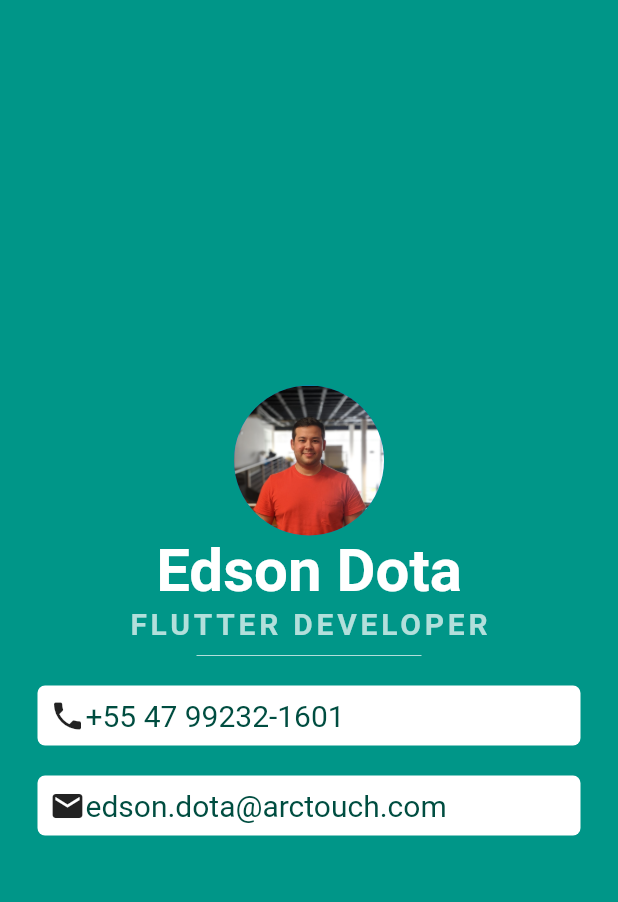
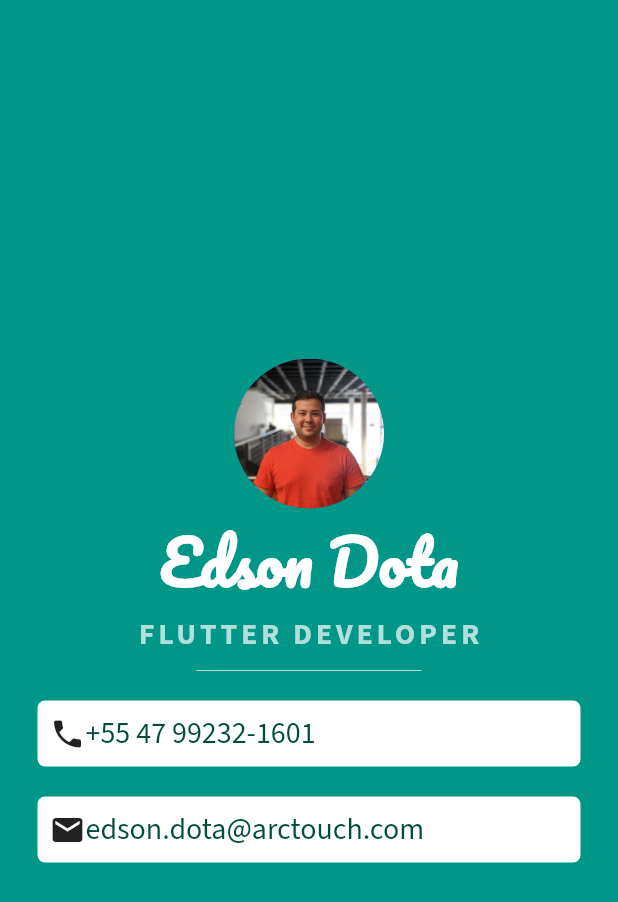
Before and after one commit to arctouch-edsondota/business_card, a Flutter app: the screen it shows after launch, on a phone screen of 412 x 824 dp. Shown: the top 902 px of the screen. Run offline on Flutter 3.47's test engine with Material 2 defaults, Android fonts, the phone set to English and light mode, and no system bars; our stand-ins replace google_fonts.

Commit message:
Add Google Fonts lib and on bc

```diff
--- a/lib/main.dart
+++ b/lib/main.dart
@@ -1,4 +1,5 @@
 import 'package:flutter/material.dart';
+import 'package:google_fonts/google_fonts.dart';
 
 void main() {
   runApp(MyApp());
@@ -26,7 +27,7 @@ class MyApp extends StatelessWidget {
             ),
             Text(
               'Edson Dota',
-              style: TextStyle(
+              style: GoogleFonts.pacifico(
                 fontSize: 40,
                 fontWeight: FontWeight.bold,
                 color: Colors.white,
@@ -34,7 +35,7 @@ class MyApp extends StatelessWidget {
             ),
             Text(
               'Flutter Developer'.toUpperCase(),
-              style: TextStyle(
+              style: GoogleFonts.sourceSansPro(
                 fontSize: 20,
                 fontWeight: FontWeight.bold,
                 color: Colors.teal.shade100,
@@ -66,7 +67,7 @@ class MyApp extends StatelessWidget {
                     ),
                     Text(
                       '+55 47 99232-1601',
-                      style: TextStyle(
+                      style: GoogleFonts.sourceSansPro(
                         fontSize: 20,
                         color: Colors.teal.shade900,
                       ),
@@ -93,7 +94,7 @@ class MyApp extends StatelessWidget {
                     ),
                     Text(
                       'edson.dota@arctouch.com',
-                      style: TextStyle(
+                      style: GoogleFonts.sourceSansPro(
                         fontSize: 20,
                         color: Colors.teal.shade900,
                       ),
--- a/pubspec.yaml
+++ b/pubspec.yaml
@@ -14,6 +14,7 @@ dependencies:
 
 
   cupertino_icons: ^1.0.0
+  google_fonts: ^1.1.0
 
 dev_dependencies:
   flutter_test:
```
Also changed, not shown: pubspec.lock, 6 other files.
